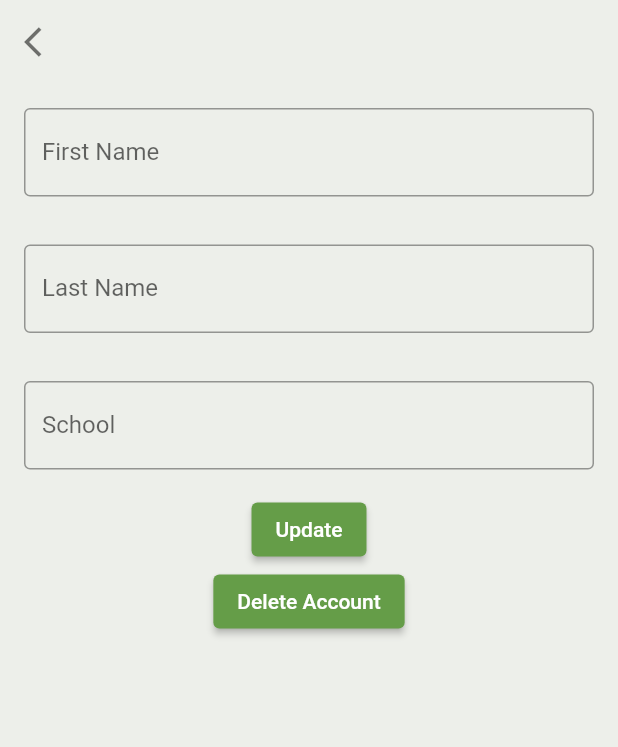
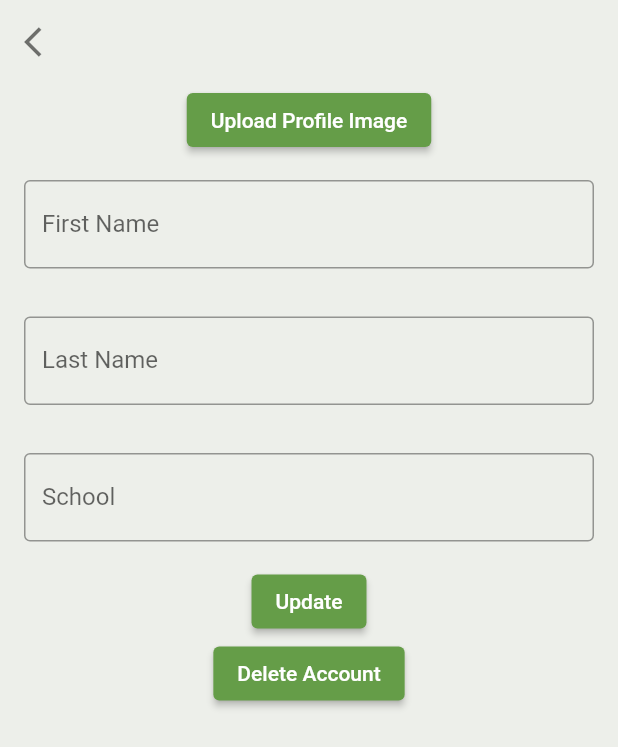
Before and after one commit to akwayne/backpack, a Flutter app: the ProfilePage screen opened by its route, after a tap on the "edit" icon, on a phone screen of 412 x 824 dp. Shown: the top 747 px of the screen. Run offline on Flutter 3.47's test engine with Material 2 defaults, Android fonts, the phone set to English and light mode, and no system bars; our stand-ins replace cloud_firestore, firebase_auth, firebase_core, firebase_storage, flutter_riverpod, image_picker and 1 more; missing offline and left inert: firebase_ui_auth, firebase_ui_oauth_google; accounts and stored records are empty; Roboto replaces fonts that are missing (Arial).

Commit message:
upload image

```diff
--- a/lib/student/view/profile_update.dart
+++ b/lib/student/view/profile_update.dart
@@ -1,5 +1,8 @@
+import 'dart:io';
+
 import 'package:flutter/material.dart';
 import 'package:flutter_riverpod/flutter_riverpod.dart';
+import 'package:image_picker/image_picker.dart';
 
 import '../../firebase_helper.dart';
 import '../model/student.dart';
@@ -20,6 +23,7 @@ class _ProfileUpdateState extends State<ProfileUpdate> {
   final txtLastName = TextEditingController();
   final txtSchool = TextEditingController();
   final helper = FirebaseHelper();
+  File? imageFile;
 
   @override
   void initState() {
@@ -49,6 +53,16 @@ class _ProfileUpdateState extends State<ProfileUpdate> {
         return SafeArea(
           child: Column(
             children: [
+              ElevatedButton(
+                onPressed: () async {
+                  final image = await ImagePicker().pickImage(
+                    source: ImageSource.gallery,
+                    requestFullMetadata: false,
+                  );
+                  if (image != null) imageFile = File(image.path);
+                },
+                child: const Text('Upload Profile Image'),
+              ),
               ListView.builder(
                 shrinkWrap: true,
                 physics: const NeverScrollableScrollPhysics(),
@@ -69,6 +83,9 @@ class _ProfileUpdateState extends State<ProfileUpdate> {
                     ref
                         .read(studentProvider.notifier)
                         .updateUser(widget.student);
+
+                    // Upload any selected image
+                    ref.read(studentProvider.notifier).uploadImage(imageFile);
 
                     // Go back to previous page
                     Navigator.pop(context);
--- a/pubspec.yaml
+++ b/pubspec.yaml
@@ -18,8 +18,11 @@ dependencies:
   firebase_ui_auth: ^1.0.3
   firebase_ui_oauth_google: ^1.0.3
   cloud_firestore: ^4.0.3
+  firebase_storage: ^11.0.3
   table_calendar: ^3.0.7
   intl: ^0.17.0
+  image_picker: ^0.8.6
+  path: ^1.8.2
 
 dev_dependencies:
   flutter_test:
```
Also changed, not shown: lib/student/viewmodel/student_provider.dart (+17 -0 lines), pubspec.lock, 2 other files.
